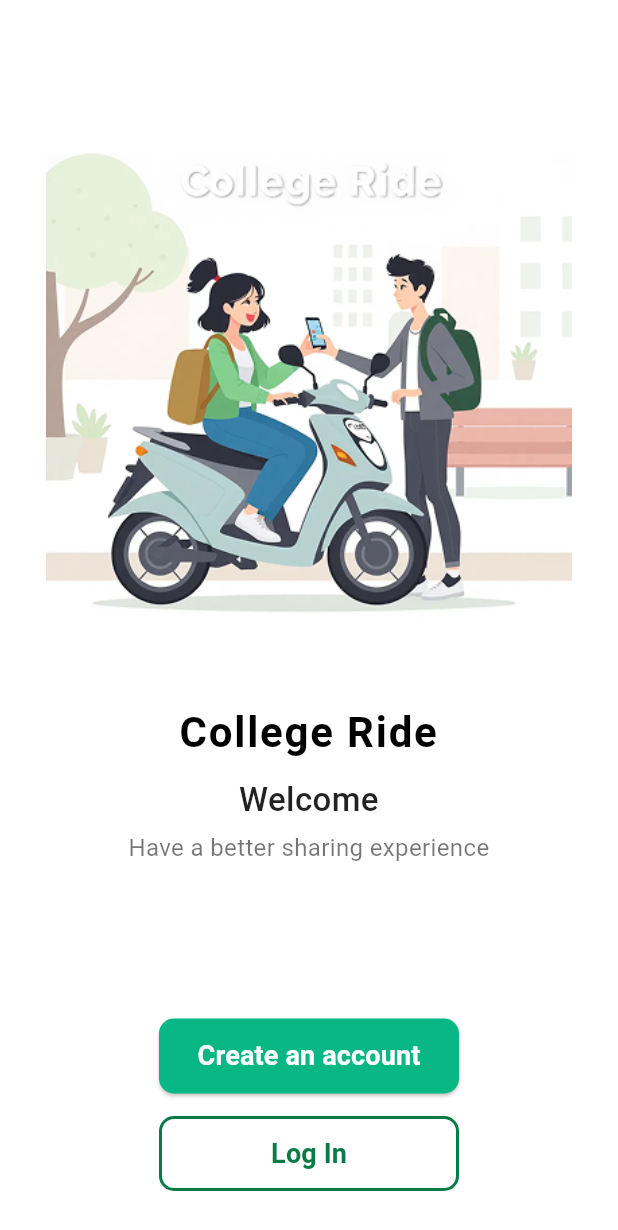
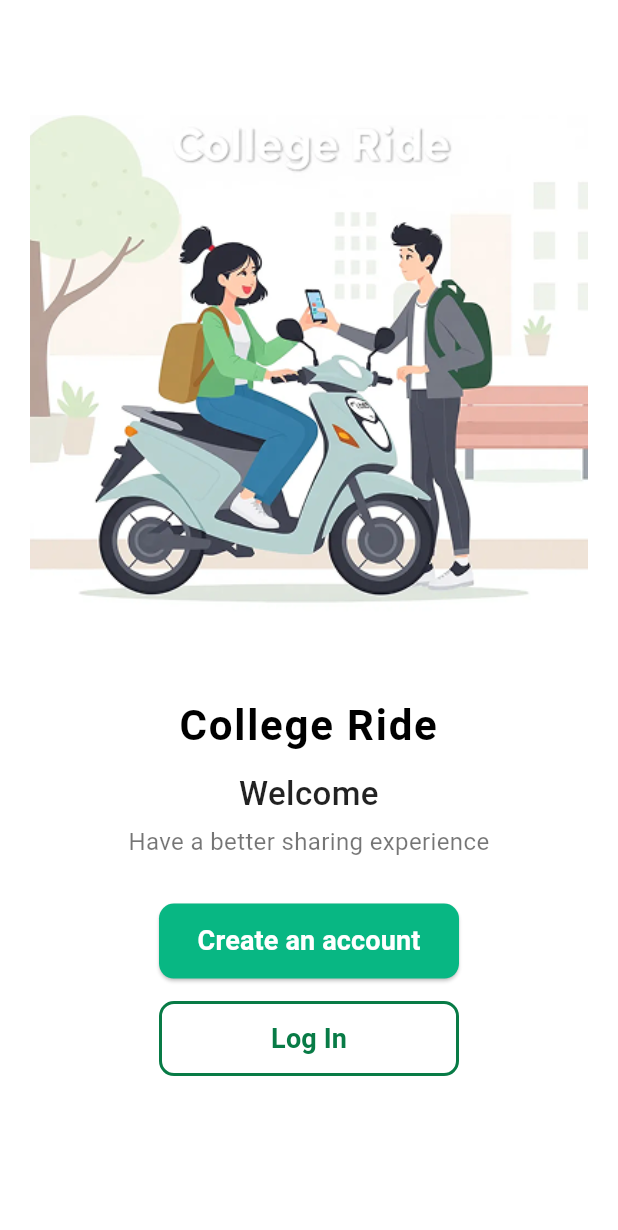
Before and after one commit to SreeCharan153/PillionPal, a Flutter app: the screen it shows after launch, after a tap on "Skip", on a phone screen of 412 x 824 dp. Shown: the top 1230 px of the screen. Run offline on Flutter 3.47's test engine with Material 3 defaults, Android fonts, the phone set to English and light mode, and no system bars.

Commit message:
Refactor WelcomeScreen layout to use SingleChildScrollView for better responsiveness on smaller screens

```diff
--- a/lib/Screens/welcomescreen.dart
+++ b/lib/Screens/welcomescreen.dart
@@ -7,28 +7,26 @@ class WelcomeScreen extends StatelessWidget {
 
   @override
   Widget build(BuildContext context) {
+    // Wrap the content in SingleChildScrollView to prevent overflow on smaller screens
     return Scaffold(
       backgroundColor: Colors.white,
       body: SafeArea(
+        child: SingleChildScrollView(
+          // Constrain the content to at least fill the screen's height
+          child: ConstrainedBox(
+            constraints: BoxConstraints(
+              minHeight: MediaQuery.of(context).size.height,
+            ),
             child: Center(
-          // Centering the content properly
               child: Padding(
-            padding: const EdgeInsets.symmetric(
-              horizontal: 20.0,
-            ), // Balanced padding
+                padding: const EdgeInsets.symmetric(horizontal: 20.0),
                 child: Column(
                   mainAxisAlignment: MainAxisAlignment.center,
-              crossAxisAlignment:
-                  CrossAxisAlignment.center, // Ensures everything is centered
                   children: [
-                const Spacer(),
-
                     // Illustration Image
                     Image.asset(
                       'assets/images/welcome_4.png',
-                  width:
-                      MediaQuery.of(context).size.width *
-                      0.85, // More balanced width
+                      fit: BoxFit.contain,
                     ),
                     const SizedBox(height: 30),
 
@@ -63,9 +61,9 @@ class WelcomeScreen extends StatelessWidget {
                       textAlign: TextAlign.center,
                       style: TextStyle(fontSize: 16, color: Colors.black54),
                     ),
-                const Spacer(),
+                    const SizedBox(height: 30),
 
-                // Buttons
+                    // Primary Button - Create Account
                     PrimaryButton(
                       text: "Create an account",
                       onPressed: () {
@@ -74,6 +72,7 @@ class WelcomeScreen extends StatelessWidget {
                     ),
                     const SizedBox(height: 15),
 
+                    // Secondary Button - Log In
                     SecondaryButton(
                       text: "Log In",
                       onPressed: () {
@@ -86,6 +85,8 @@ class WelcomeScreen extends StatelessWidget {
               ),
             ),
           ),
+        ),
+      ),
     );
   }
 }
```
Lines whose indentation alone changed are shown as unchanged.
